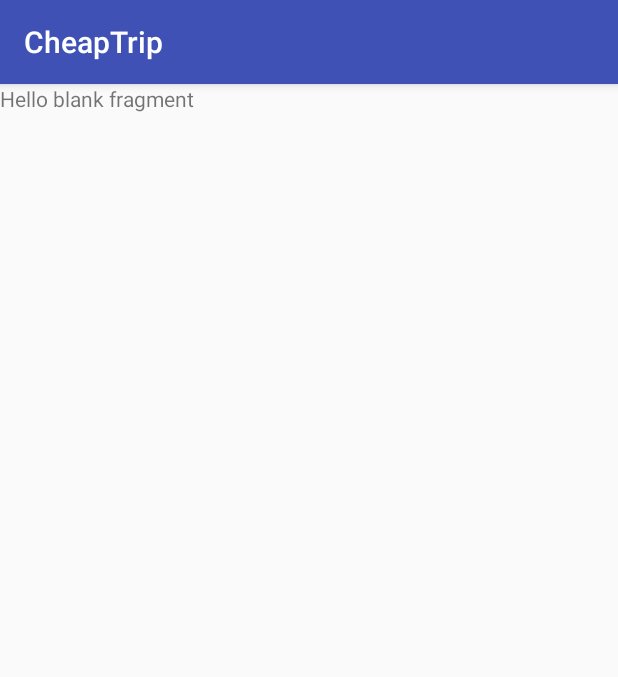
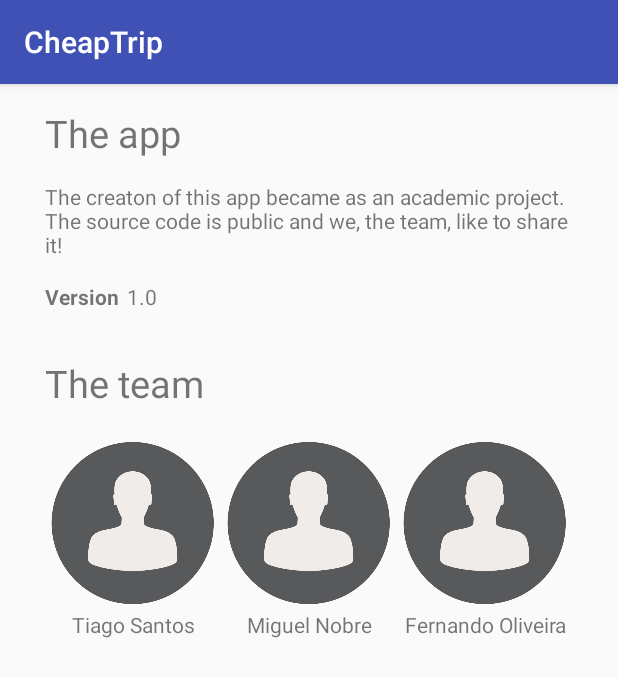
Before and after one commit to TCM5/CheapTrip, an Android app: the fragment AboutFragment shown on its own in the app's theme, on a phone screen of 412 x 824 dp. Shown: the top 677 px of the screen. Run offline under Robolectric (Android 15) with nearby library versions, the phone set to English and light mode, and no system bars.

Commit message:
about fragment incorporation

```diff
--- a/app/src/main/java/com/fmt/cheaptrip/Fragments/AboutFragment.java
+++ b/app/src/main/java/com/fmt/cheaptrip/Fragments/AboutFragment.java
@@ -27,4 +27,6 @@ public class AboutFragment extends Fragment {
         return inflater.inflate(R.layout.about_fragment, container, false);
     }
 
+
+
 }
--- a/app/src/main/java/com/fmt/cheaptrip/Fragments/SettingsFragment.java
+++ b/app/src/main/java/com/fmt/cheaptrip/Fragments/SettingsFragment.java
@@ -2,6 +2,7 @@ package com.fmt.cheaptrip.Fragments;
 
 
 import android.os.Bundle;
+import android.preference.PreferenceFragment;
 import android.support.v4.app.Fragment;
 import android.view.LayoutInflater;
 import android.view.View;
@@ -10,9 +11,9 @@ import android.view.ViewGroup;
 import com.fmt.cheaptrip.R;
 
 /**
- * A simple {@link Fragment} subclass.
+ *
  */
-public class SettingsFragment extends Fragment {
+public class SettingsFragment extends PreferenceFragment {
 
 
     public SettingsFragment() {
--- a/app/src/main/java/com/fmt/cheaptrip/activities/MainActivity.java
+++ b/app/src/main/java/com/fmt/cheaptrip/activities/MainActivity.java
@@ -13,6 +13,7 @@ import android.support.v7.app.AppCompatActivity;
 import android.support.v7.widget.Toolbar;
 import android.view.MenuItem;
 
+import com.fmt.cheaptrip.Fragments.AboutFragment;
 import com.fmt.cheaptrip.Fragments.MyTripsFragment;
 import com.fmt.cheaptrip.R;
 import com.fmt.cheaptrip.Utils.ActivityUtils;
@@ -97,6 +98,12 @@ public class MainActivity extends AppCompatActivity
 
                 break;
 
+            case R.id.menu_item_about:
+
+                AboutFragment aboutFragment = new AboutFragment();
+                ActivityUtils.replaceFragment(fragmentManager, aboutFragment, R.id.about_fragment_container);
+
+                break;
             default:
 
                 MapFragment mapFragment = new MapFragment();
--- a/app/src/main/res/layout/about_fragment.xml
+++ b/app/src/main/res/layout/about_fragment.xml
@@ -1,13 +1,140 @@
-<FrameLayout xmlns:android="http://schemas.android.com/apk/res/android"
+<RelativeLayout xmlns:android="http://schemas.android.com/apk/res/android"
     xmlns:tools="http://schemas.android.com/tools"
     android:layout_width="match_parent"
     android:layout_height="match_parent"
-    tools:context="com.fmt.cheaptrip.Fragments.AboutFragment">
+    tools:context="com.fmt.cheaptrip.Fragments.AboutFragment"
+    android:id="@+id/about_fragment_container">
 
-    <!-- TODO: Update blank fragment layout -->
-    <TextView
+    <LinearLayout
         android:layout_width="match_parent"
         android:layout_height="match_parent"
-        android:text="@string/hello_blank_fragment" />
+        android:orientation="vertical">
 
-</FrameLayout>
+
+        <TextView
+            android:layout_width="match_parent"
+            android:layout_height="wrap_content"
+            android:layout_marginBottom="15dp"
+            android:layout_marginLeft="30dp"
+            android:layout_marginRight="30dp"
+            android:layout_marginTop="15dp"
+            android:text="@string/about_fragment_about_app_title"
+            android:textSize="25dp" />
+
+        <TextView
+            android:layout_width="match_parent"
+            android:layout_height="wrap_content"
+            android:layout_marginLeft="30dp"
+            android:layout_marginRight="30dp"
+            android:text="@string/about_fragment_text" />
+
+        <LinearLayout
+            android:layout_width="match_parent"
+            android:layout_height="wrap_content"
+            android:layout_marginBottom="15dp"
+            android:layout_marginLeft="30dp"
+            android:layout_marginRight="30dp"
+            android:layout_marginTop="15dp"
+            android:orientation="horizontal">
+
+            <TextView
+                android:layout_width="wrap_content"
+                android:layout_height="match_parent"
+                android:layout_marginRight="5dp"
+                android:text="@string/about_fragment_app_version"
+                android:textStyle="bold" />
+
+            <TextView
+                android:layout_width="match_parent"
+                android:layout_height="match_parent"
+                android:text="1.0" />
+        </LinearLayout>
+
+
+        <TextView
+            android:layout_width="match_parent"
+            android:layout_height="wrap_content"
+            android:layout_marginBottom="15dp"
+            android:layout_marginLeft="30dp"
+            android:layout_marginRight="30dp"
+            android:layout_marginTop="15dp"
+            android:text="@string/about_fragment_about_team_title"
+            android:textSize="25dp" />
+
+
+        <LinearLayout
+            android:layout_width="match_parent"
+            android:layout_height="wrap_content"
+            android:layout_marginLeft="30dp"
+            android:layout_marginRight="30dp"
+            android:orientation="horizontal">
+
+            <LinearLayout
+                android:layout_width="wrap_content"
+                android:layout_height="wrap_content"
+                android:layout_weight="1"
+                android:orientation="vertical">
+
+                <ImageView
+                    android:layout_width="wrap_content"
+                    android:layout_height="wrap_content"
+                    android:adjustViewBounds="true"
+                    android:scaleType="centerCrop"
+                    android:src="@mipmap/developer" />
+
+                <TextView
+                    android:layout_width="match_parent"
+                    android:layout_height="match_parent"
+                    android:text="@string/about_fragment_developer1"
+                    android:textAlignment="center" />
+            </LinearLayout>
+
+            <LinearLayout
+                android:layout_width="wrap_content"
+                android:layout_height="wrap_content"
+                android:layout_weight="1"
+                android:orientation="vertical">
+
+                <ImageView
+                    android:layout_width="wrap_content"
+                    android:layout_height="wrap_content"
+                    android:adjustViewBounds="true"
+                    android:scaleType="centerCrop"
+                    android:src="@mipmap/developer" />
+
+                <TextView
+                    android:layout_width="match_parent"
+                    android:layout_height="match_parent"
+                    android:text="@string/about_fragment_developer2"
+                    android:textAlignment="center" />
+            </LinearLayout>
+
+            <LinearLayout
+                android:layout_width="wrap_content"
+                android:layout_height="wrap_content"
+                android:layout_weight="1"
+                android:orientation="vertical">
+
+                <ImageView
+                    android:layout_width="wrap_content"
+                    android:layout_height="wrap_content"
+                    android:adjustViewBounds="true"
+                    android:scaleType="centerCrop"
+                    android:src="@mipmap/developer" />
+
+                <TextView
+                    android:layout_width="match_parent"
+                    android:layout_height="match_parent"
+                    android:text="@string/about_fragment_developer3"
+                    android:textAlignment="center" />
+            </LinearLayout>
+
+
+        </LinearLayout>
+
+        >
+
+
+    </LinearLayout>
+
+</RelativeLayout>
--- a/app/src/main/res/layout/content_main.xml
+++ b/app/src/main/res/layout/content_main.xml
@@ -15,7 +15,4 @@
         android:orientation="horizontal" />
 
 
-
-
-
 </RelativeLayout>
--- a/app/src/main/res/layout/fragment_settings.xml
+++ b/app/src/main/res/layout/fragment_settings.xml
@@ -8,6 +8,6 @@
     <TextView
         android:layout_width="match_parent"
         android:layout_height="match_parent"
-        android:text="@string/hello_blank_fragment" />
+   />
 
 </FrameLayout>
--- a/app/src/main/res/values/strings.xml
+++ b/app/src/main/res/values/strings.xml
@@ -26,8 +26,6 @@
     <!-- Strings related to Facebook Login -->
     <string name="facebook_app_id">516872131835256</string>
 
-    <!-- TODO: Remove or change this placeholder text -->
-    <string name="hello_blank_fragment">Hello blank fragment</string>
 
     <!-- Google Maps keys -->
     <string name="google_api_key">AIzaSyCQIi2EuQnjdKZZ25uGUJlFHTa088FLj1w</string>
@@ -44,5 +42,13 @@
     <string name="map_fragment_search_button_text">Procurar</string>
     <string name="map_fragment_newtrip_button_text">Criar</string>
 
+    <!-- About Fragment Strings-->
+    <string name="about_fragment_about_app_title">The app</string>
+    <string name="about_fragment_text">The creaton of this app became as an academic project. The source code is public and we, the team, like to share it! </string>
+    <string name="about_fragment_about_team_title">The team</string>
+    <string name="about_fragment_developer1">Tiago Santos</string>
+    <string name="about_fragment_developer2">Miguel Nobre</string>
+    <string name="about_fragment_developer3">Fernando Oliveira</string>
+    <string name="about_fragment_app_version">Version</string>
 
 </resources>
```
Also changed, not shown: app/src/main/res/mipmap-hdpi/developer.png (added).
